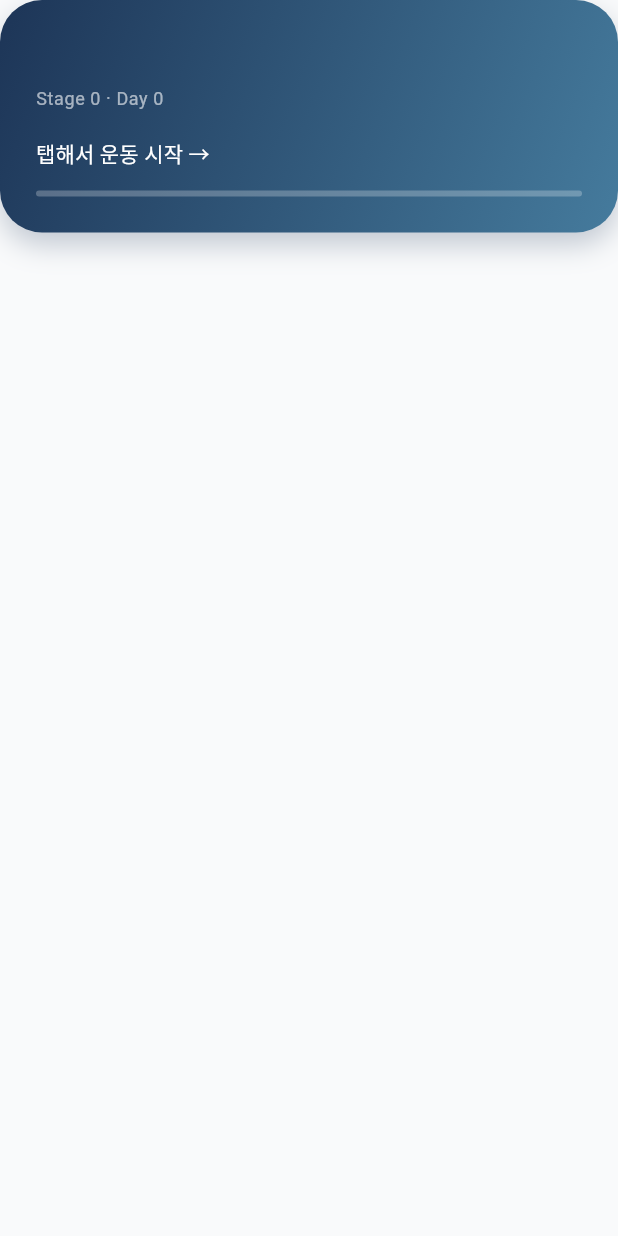
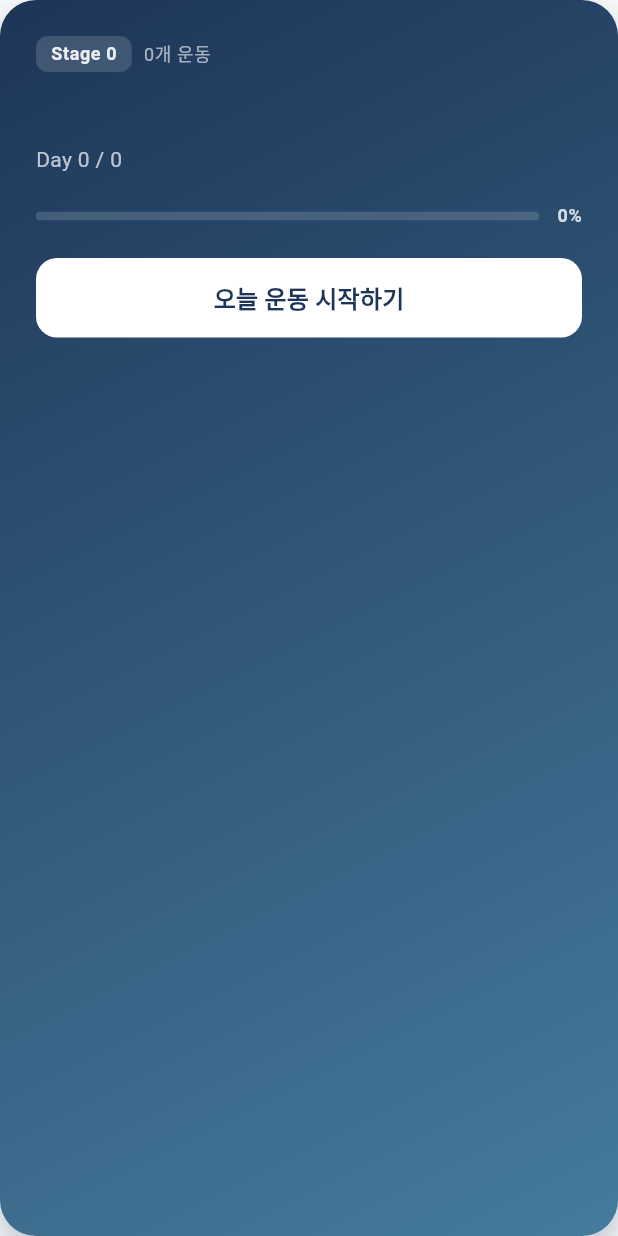
Before and after one commit to rekit-app/rekit-app, a Flutter app: the TodayProgramHeroCard widget shown alone on an empty page, opened directly with empty values, on a phone screen of 412 x 824 dp. Run offline on Flutter 3.47's test engine with Material 3 defaults, Android fonts, the phone set to English and light mode, and no system bars; our stand-ins replace shared_preferences; accounts and stored records are empty.

Commit message:
feat: upgrade Today's Program Hero Card UI on HomeScreen
Redesigned TodayProgramHeroCard with richer visual hierarchy:
- Stage badge chip and exercise count in top row
- Day progress shown as "Day N / maxDays"
- Mint-green progress bar (#6EE7B7) with percentage label
- Full-width white CTA button replacing plain text link
- Refined spacing, shadow depth, and border radius

UI-only change using existing read-only values (routine.length,
maxDays). No new state, helpers, or storage changes.

Co-Authored-By: Claude Opus 4.5 <noreply@anthropic.com>

```diff
--- a/lib/screens/home_screen.dart
+++ b/lib/screens/home_screen.dart
@@ -154,6 +154,8 @@ class _HomeScreenState extends State<HomeScreen> {
                   programTitle: '어깨 가동성 운동 프로그램',
                   stage: stage,
                   day: day,
+                  maxDays: maxDays,
+                  exerciseCount: routine.length,
                   progress: progress,
                   onTap: _handleHeroCardTap,
                 ),
@@ -202,6 +204,8 @@ class TodayProgramHeroCard extends StatelessWidget {
   final String programTitle;
   final int stage;
   final int day;
+  final int maxDays;
+  final int exerciseCount;
   final double progress;
   final VoidCallback onTap;
 
@@ -210,19 +214,22 @@ class TodayProgramHeroCard extends StatelessWidget {
     required this.programTitle,
     required this.stage,
     required this.day,
+    required this.maxDays,
+    required this.exerciseCount,
     required this.progress,
     required this.onTap,
   });
 
   @override
   Widget build(BuildContext context) {
-    return InkWell(
+    final progressPercent = (progress * 100).toInt();
+
+    return GestureDetector(
       onTap: onTap,
-      borderRadius: BorderRadius.circular(28),
       child: Container(
         padding: const EdgeInsets.all(24),
         decoration: BoxDecoration(
-          borderRadius: BorderRadius.circular(28),
+          borderRadius: BorderRadius.circular(24),
           gradient: const LinearGradient(
             begin: Alignment.topLeft,
             end: Alignment.bottomRight,
@@ -233,17 +240,48 @@ class TodayProgramHeroCard extends StatelessWidget {
           ),
           boxShadow: [
             BoxShadow(
-              color: const Color(0xFF1D3557).withValues(alpha: 0.25),
-              blurRadius: 16,
-              offset: const Offset(0, 8),
+              color: const Color(0xFF1D3557).withValues(alpha: 0.3),
+              blurRadius: 20,
+              offset: const Offset(0, 10),
             ),
           ],
         ),
         child: Column(
-          mainAxisSize: MainAxisSize.min,
           crossAxisAlignment: CrossAxisAlignment.start,
           children: [
-            // Program Title (Primary)
+            // Top row: Stage badge + exercise count
+            Row(
+              children: [
+                Container(
+                  padding: const EdgeInsets.symmetric(
+                    horizontal: 10,
+                    vertical: 4,
+                  ),
+                  decoration: BoxDecoration(
+                    color: Colors.white.withValues(alpha: 0.15),
+                    borderRadius: BorderRadius.circular(8),
+                  ),
+                  child: Text(
+                    'Stage $stage',
+                    style: context.bodySmall.copyWith(
+                      color: Colors.white.withValues(alpha: 0.9),
+                      fontWeight: FontWeight.w600,
+                    ),
+                  ),
+                ),
+                const SizedBox(width: 8),
+                Text(
+                  '$exerciseCount개 운동',
+                  style: context.bodySmall.copyWith(
+                    color: Colors.white.withValues(alpha: 0.6),
+                  ),
+                ),
+              ],
+            ),
+
+            const SizedBox(height: 16),
+
+            // Program title
             Text(
               programTitle,
               style: context.titleLarge.copyWith(
@@ -252,35 +290,63 @@ class TodayProgramHeroCard extends StatelessWidget {
               ),
             ),
 
-            const SizedBox(height: 6),
+            const SizedBox(height: 4),
 
-            // Stage · Day (Secondary)
+            // Day info
             Text(
-              'Stage $stage · Day $day',
-              style: context.bodySmall.copyWith(
-                color: Colors.white.withValues(alpha: 0.6),
+              'Day $day / $maxDays',
+              style: context.bodyMedium.copyWith(
+                color: Colors.white.withValues(alpha: 0.7),
               ),
             ),
 
-            const SizedBox(height: 18),
+            const SizedBox(height: 20),
 
-            // CTA
-            Text(
-              '탭해서 운동 시작 →',
-              style: context.textTheme.labelLarge!.copyWith(
-                color: Colors.white,
-              ),
+            // Progress bar with percentage
+            Row(
+              children: [
+                Expanded(
+                  child: ClipRRect(
+                    borderRadius: BorderRadius.circular(4),
+                    child: LinearProgressIndicator(
+                      value: progress,
+                      minHeight: 6,
+                      backgroundColor: Colors.white.withValues(alpha: 0.15),
+                      valueColor:
+                          const AlwaysStoppedAnimation(Color(0xFF6EE7B7)),
+                    ),
+                  ),
+                ),
+                const SizedBox(width: 12),
+                Text(
+                  '$progressPercent%',
+                  style: context.bodySmall.copyWith(
+                    color: Colors.white.withValues(alpha: 0.8),
+                    fontWeight: FontWeight.w600,
+                  ),
+                ),
+              ],
             ),
 
-            const SizedBox(height: 14),
+            const SizedBox(height: 20),
 
-            // Progress
-            LinearProgressIndicator(
-              value: progress,
-              minHeight: 4,
-              backgroundColor: Colors.white.withValues(alpha: 0.25),
-              valueColor: const AlwaysStoppedAnimation(Colors.white),
-              borderRadius: BorderRadius.circular(2),
+            // CTA button
+            Container(
+              width: double.infinity,
+              padding: const EdgeInsets.symmetric(vertical: 14),
+              decoration: BoxDecoration(
+                color: Colors.white,
+                borderRadius: BorderRadius.circular(14),
+              ),
+              child: Center(
+                child: Text(
+                  '오늘 운동 시작하기',
+                  style: context.titleMedium.copyWith(
+                    color: const Color(0xFF1D3557),
+                    fontWeight: FontWeight.w700,
+                  ),
+                ),
+              ),
             ),
           ],
         ),
```
